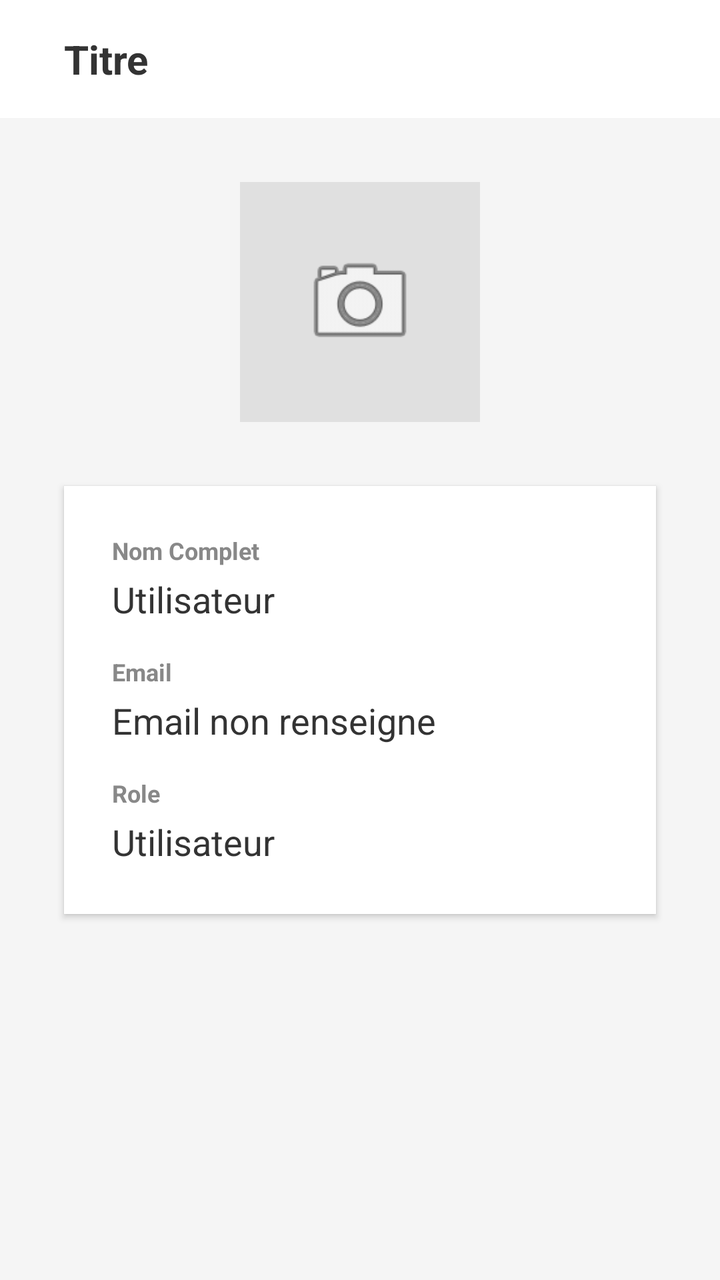
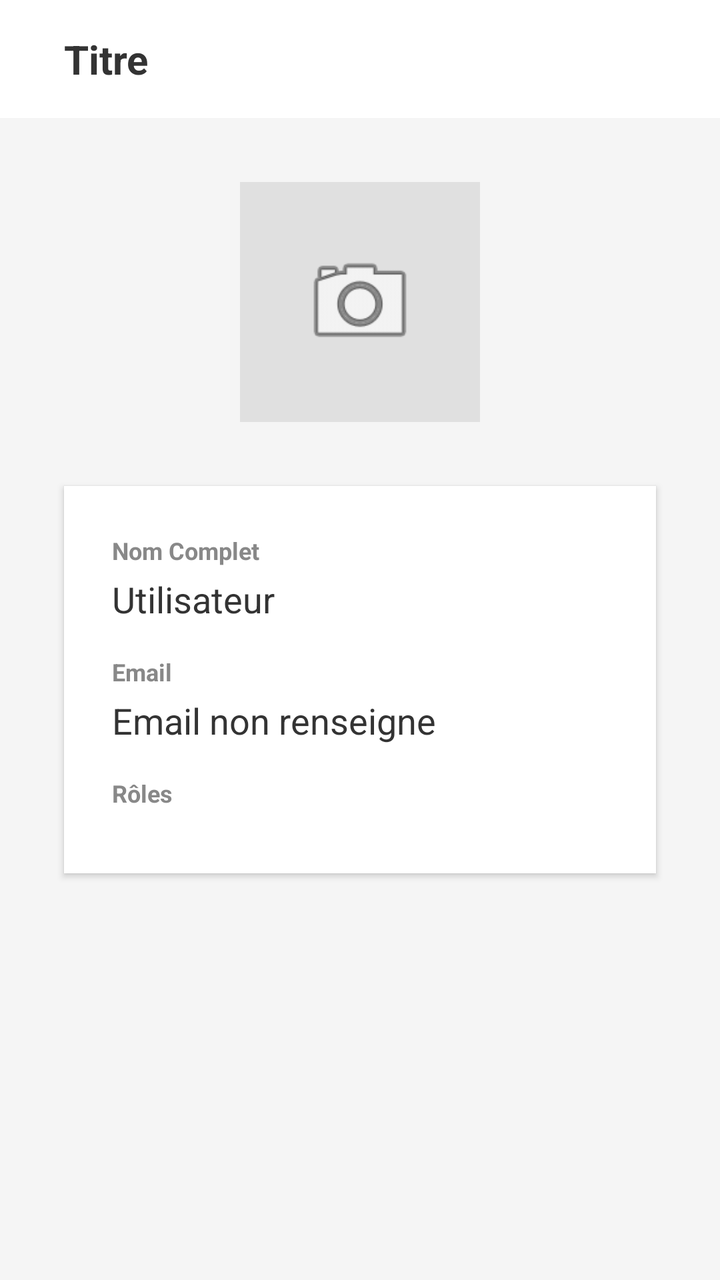

Compare the two renders of this Android layout. The source of the first and the diff that turns it into the second are given below.
<!-- AndroidManifest.xml: application theme Theme.AppCompat.Light.NoActionBar -->
<!-- res/layout/activity_profile.xml -->
<?xml version="1.0" encoding="utf-8"?>
<LinearLayout xmlns:android="http://schemas.android.com/apk/res/android"
    android:layout_width="match_parent"
    android:layout_height="match_parent"
    android:orientation="vertical"
    android:gravity="center_horizontal"
    android:background="#F5F5F5">

    <include
        android:id="@+id/navHeader"
        layout="@layout/component_nav_header"
        android:layout_width="match_parent"
        android:layout_height="wrap_content"
        android:background="@android:color/white"
        android:elevation="4dp" />

    
    <ImageView
        android:layout_width="120dp"
        android:layout_height="120dp"
        android:layout_marginTop="32dp"
        android:src="@android:drawable/ic_menu_camera"
        android:background="#E0E0E0"
        android:padding="30dp"
        android:contentDescription="@string/profile_avatar_content_description" />

    <LinearLayout
        android:layout_width="match_parent"
        android:layout_height="wrap_content"
        android:orientation="vertical"
        android:layout_margin="32dp"
        android:background="@android:color/white"
        android:padding="24dp"
        android:elevation="2dp">

        <TextView
            android:layout_width="wrap_content"
            android:layout_height="wrap_content"
            android:text="@string/profile_label_full_name"
            android:textStyle="bold"
            android:textColor="#888888"
            android:textSize="12sp" />

        <TextView
            android:id="@+id/tvUserName"
            android:layout_width="wrap_content"
            android:layout_height="wrap_content"
            android:text="@string/profile_default_name"
            android:textColor="#333333"
            android:textSize="18sp"
            android:layout_marginTop="4dp"
            android:layout_marginBottom="16dp" />

        <TextView
            android:layout_width="wrap_content"
            android:layout_height="wrap_content"
            android:text="@string/profile_label_email"
            android:textStyle="bold"
            android:textColor="#888888"
            android:textSize="12sp" />

        <TextView
            android:id="@+id/tvUserEmail"
            android:layout_width="wrap_content"
            android:layout_height="wrap_content"
            android:text="@string/profile_default_email"
            android:textColor="#333333"
            android:textSize="18sp"
            android:layout_marginTop="4dp"
            android:layout_marginBottom="16dp" />

        <TextView
            android:layout_width="wrap_content"
            android:layout_height="wrap_content"
            android:text="@string/profile_label_role"
            android:textStyle="bold"
            android:textColor="#888888"
            android:textSize="12sp" />

        <TextView
            android:id="@+id/tvUserRole"
            android:layout_width="wrap_content"
            android:layout_height="wrap_content"
            android:text="@string/profile_default_role"
            android:textColor="#333333"
            android:textSize="18sp"
            android:layout_marginTop="4dp" />

    </LinearLayout>

</LinearLayout>
<!-- res/layout/component_nav_header.xml (included above) -->
﻿<?xml version="1.0" encoding="utf-8"?>
<LinearLayout xmlns:android="http://schemas.android.com/apk/res/android"
    android:layout_width="match_parent"
    android:layout_height="64dp"
    android:orientation="horizontal"
    android:padding="16dp"
    android:gravity="center_vertical"
    android:background="@android:color/white">

    <TextView
        android:id="@+id/tvNavTitle"
        android:layout_width="0dp"
        android:layout_weight="1"
        android:layout_height="wrap_content"
        android:layout_marginStart="16dp"
        android:textSize="20sp"
        android:textStyle="bold"
        android:textColor="#333333"
        android:text="Titre" />

    <ImageView
        android:id="@+id/btnNavProfile"
        android:layout_width="32dp"
        android:layout_height="32dp"
        android:src="@android:drawable/ic_menu_myplaces"
        android:visibility="gone"
        android:background="?attr/selectableItemBackgroundBorderless"
        android:clickable="true"
        android:focusable="true"
        android:contentDescription="Profil" />
</LinearLayout>
<!-- resources referenced by this layout -->
<resources>
  <string name="profile_avatar_content_description">Avatar utilisateur</string>
  <string name="profile_default_email">Email non renseigne</string>
  <string name="profile_default_name">Utilisateur</string>
  <string name="profile_default_role">Utilisateur</string>
  <string name="profile_label_email">Email</string>
  <string name="profile_label_full_name">Nom Complet</string>
  <string name="profile_label_role">Role</string>
</resources>

<!-- the commit's change to res/layout/activity_profile.xml (unified diff, before → after) -->
@@ -72,7 +72,7 @@
         <TextView
             android:layout_width="wrap_content"
             android:layout_height="wrap_content"
-            android:text="@string/profile_label_role"
+            android:text="Rôles"
             android:textStyle="bold"
             android:textColor="#888888"
             android:textSize="12sp" />
@@ -81,10 +81,20 @@
             android:id="@+id/tvUserRole"
             android:layout_width="wrap_content"
             android:layout_height="wrap_content"
-            android:text="@string/profile_default_role"
-            android:textColor="#333333"
-            android:textSize="18sp"
-            android:layout_marginTop="4dp" />
+            android:visibility="gone" />
+
+        <HorizontalScrollView
+            android:layout_width="match_parent"
+            android:layout_height="wrap_content"
+            android:scrollbars="none"
+            android:layout_marginTop="8dp">
+
+            <LinearLayout
+                android:id="@+id/llRolesContainer"
+                android:layout_width="wrap_content"
+                android:layout_height="wrap_content"
+                android:orientation="horizontal" />
+        </HorizontalScrollView>
 
     </LinearLayout>
 
<!-- resource entries referenced after the edit -->
@@ -3,9 +3,7 @@
   <string name="profile_avatar_content_description">Avatar utilisateur</string>
   <string name="profile_default_email">Email non renseigne</string>
   <string name="profile_default_name">Utilisateur</string>
-  <string name="profile_default_role">Utilisateur</string>
   <string name="profile_label_email">Email</string>
   <string name="profile_label_full_name">Nom Complet</string>
-  <string name="profile_label_role">Role</string>
 </resources>
 
